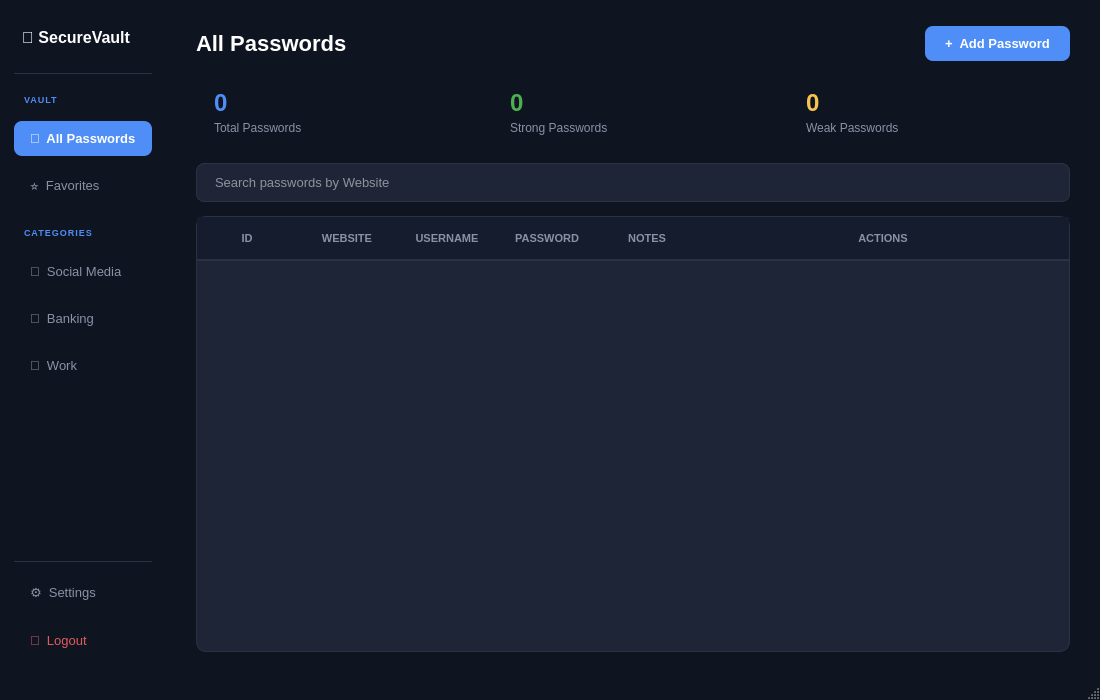
Above: HashVault/HashVault.ui from Sanketpatil27/HashVault before the change. Below: the same form after it.
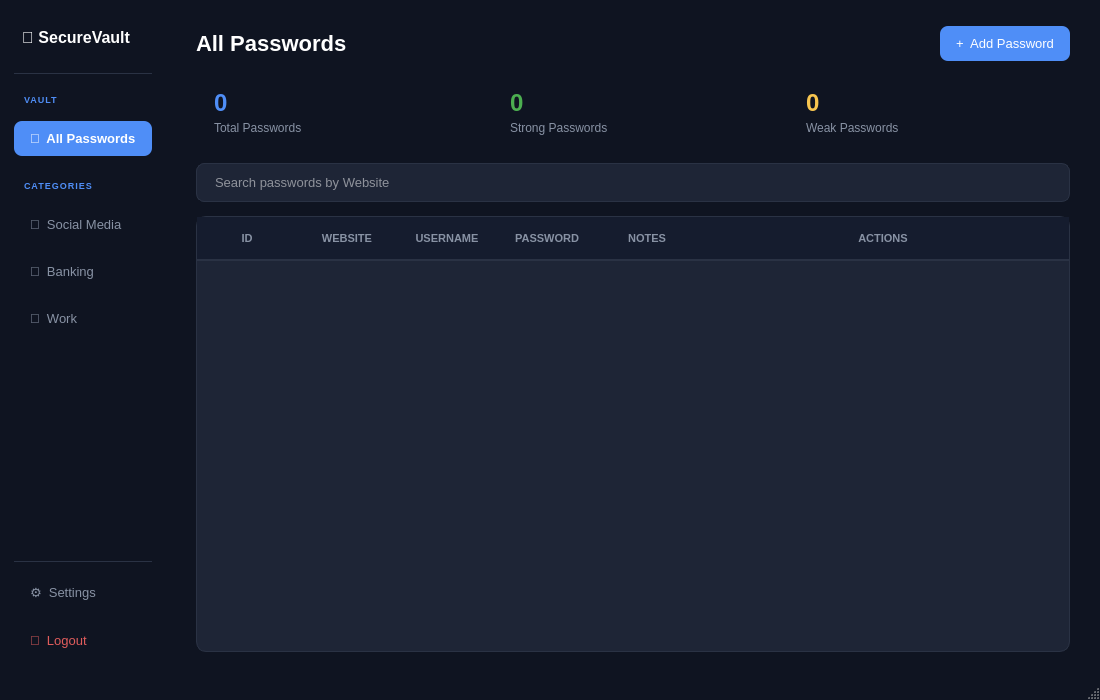
That is the form after the change. The open tabs and pages were chosen to show the change.

```diff
--- a/HashVault/HashVault.ui
+++ b/HashVault/HashVault.ui
@@ -30,6 +30,7 @@
             font-family: &quot;Segoe UI&quot;;
             padding: 10px 16px;
         }
+        
 
         QPushButton:hover {
             background-color: #3A7BD5;
@@ -63,9 +64,6 @@
             background: transparent;
         }
 
-        
-
-
         QScrollBar:vertical {
             background: #1A1F2E;
             width: 6px;
@@ -93,6 +91,392 @@
         QScrollBar::add-line:horizontal, QScrollBar::sub-line:horizontal {
             width: 0px;
         }
+
+        QLineEdit {
+            background-color: #1E2536; color: #FFFFFF;
+            border: 1px solid #2A3244; border-radius: 8px;
+            padding: 12px 16px; font-size: 14px; font-family: &quot;Segoe UI&quot;;
+        }
+        QLineEdit:focus { border: 1px solid #4F8EF7; background-color: #222B40; }
+
+
+        <!-- register page css -->
+        QPushButton#registerRedirectBtn {
+            background: transparent;
+            color: #4F8EF7;
+            border: none;
+            font-size: 12px;
+            font-family: &quot;Segoe UI&quot;;
+        }
+
+        QPushButton#registerRedirectBtn:hover {
+            color: #7DB2FF;
+        }
+
+        
+        QWidget#registerPage {
+            background-color: #0F1421;
+        }
+
+        QFrame#registerCard {
+            background-color: #1A2235;
+            border-radius: 18px;
+            border: 1px solid #2A3244;
+        }
+
+        QLabel#registerTitle {
+            color: white;
+            font-size: 24px;
+            font-weight: bold;
+            font-family: &quot;Segoe UI&quot;;
+        }
+
+        QLabel#registerSubtitle {
+            color: #AAB3C5;
+            font-size: 12px;
+            font-family: &quot;Segoe UI&quot;;
+        }
+
+        QPushButton#registerBtn {
+            background-color: #4F8EF7;
+            color: white;
+            border: none;
+            border-radius: 10px;
+            padding: 12px;
+            font-size: 14px;
+            font-weight: bold;
+            font-family: &quot;Segoe UI&quot;;
+        }
+
+        QPushButton#registerBtn:hover {
+            background-color: #3A7BD5;
+        }
+
+        QPushButton#registerBtn:pressed {
+            background-color: #2E6BC4;
+        }
+
+        QPushButton#loginRedirectBtn {
+            background: transparent;
+            color: #4F8EF7;
+            border: none;
+            font-size: 12px;
+            font-family: &quot;Segoe UI&quot;;
+        }
+
+        QPushButton#loginRedirectBtn:hover {
+            color: #7DB2FF;
+        }
+
+        QCheckBox {
+            color: #C0C8D8;
+            font-size: 12px;
+            font-family: &quot;Segoe UI&quot;;
+        }
+
+        QPushButton#registerRedirectBtn {
+        background: transparent;
+        color: #4F8EF7;
+        border: none;
+        font-size: 12px;
+        font-family: &quot;
+        Segoe UI&quot;
+        ;
+    }
+
+    QPushButton#registerRedirectBtn:hover {
+        color: #7DB2FF;
+    }
+
+    QPushButton#navAllPasswords {
+        background-color: #4F8EF7;
+        color: #FFFFFF;
+        border: none;
+        border-radius: 8px;
+        font-size: 13px;
+        font-weight: bold;
+        font-family: &quot;
+        Segoe UI&quot;
+        ;
+        text-align: left;
+        padding-left: 16px;
+    }
+
+    QPushButton#navAllPasswords:hover {
+        background-color: #3A7BD5;
+    }
+
+    QPushButton#navSocial {
+        background-color: transparent;
+        color: #8892A4;
+        border: none;
+        border-radius: 8px;
+        font-size: 13px;
+        font-family: &quot;
+        Segoe UI&quot;
+        ;
+        text-align: left;
+        padding-left: 16px;
+    }
+
+    QPushButton#navSocial:hover {
+        background-color: #1E2536;
+        color: #FFFFFF;
+    }
+
+    QPushButton#navBanking {
+        background-color: transparent;
+        color: #8892A4;
+        border: none;
+        border-radius: 8px;
+        font-size: 13px;
+        font-family: &quot;
+        Segoe UI&quot;
+        ;
+        text-align: left;
+        padding-left: 16px;
+    }
+
+    QPushButton#navBanking:hover {
+        background-color: #1E2536;
+        color: #FFFFFF;
+    }
+
+    QPushButton#navWork {
+        background-color: transparent;
+        color: #8892A4;
+        border: none;
+        border-radius: 8px;
+        font-size: 13px;
+        font-family: &quot;
+        Segoe UI&quot;
+        ;
+        text-align: left;
+        padding-left: 16px;
+    }
+
+    QPushButton#navWork:hover {
+        background-color: #1E2536;
+        color: #FFFFFF;
+    }
+
+    QPushButton#navSettings {
+        background-color: transparent;
+        color: #8892A4;
+        border: none;
+        border-radius: 8px;
+        font-size: 13px;
+        font-family: &quot;
+        Segoe UI&quot;
+        ;
+        text-align: left;
+        padding-left: 16px;
+    }
+
+    QPushButton#navSettings:hover {
+        background-color: #1E2536;
+        color: #FFFFFF;
+    }
+
+    QPushButton#navLogout {
+        background-color: transparent;
+        color: #E05C5C;
+        border: none;
+        border-radius: 8px;
+        font-size: 13px;
+        font-family: &quot;
+        Segoe UI&quot;
+        ;
+        text-align: left;
+        padding-left: 16px;
+    }
+
+    QPushButton#navLogout:hover {
+        background-color: #2D1F1F;
+        color: #FF6B6B;
+    }
+
+    QLineEdit#searchInput {
+        background-color: #1E2536;
+        color: #FFFFFF;
+        border: 1px solid #2A3244;
+        border-radius: 8px;
+        padding: 10px 16px;
+        font-size: 13px;
+        font-family: &quot;
+        Segoe UI&quot;
+        ;
+    }
+
+    QLineEdit#searchInput:focus {
+        border: 1px solid #4F8EF7;
+    }
+
+    QTableWidget {
+        background-color: #1E2536;
+        color: #FFFFFF;
+        border: 1px solid #2A3244;
+        border-radius: 10px;
+        gridline-color: #2A3244;
+        font-family: &quot;
+        Segoe UI&quot;
+        ;
+        font-size: 13px;
+        outline: none;
+    }
+
+    QTableWidget::item {
+        padding: 12px 16px;
+        border-bottom: 1px solid #2A3244;
+    }
+
+    QTableWidget::item:selected {
+        background-color: rgba(79, 142, 247, 0.18);
+        color: #FFFFFF;
+    }
+
+    QHeaderView::section {
+        background-color: #151C2E;
+        color: #8892A4;
+        padding: 12px 16px;
+        border: none;
+        border-bottom: 2px solid #2A3244;
+        font-weight: bold;
+        font-size: 11px;
+        font-family: &quot;
+        Segoe UI&quot;
+        ;
+    }
+
+    QLineEdit#websiteInput {
+        background-color: #252D40;
+        color: #FFFFFF;
+        border: 1px solid #2A3244;
+        border-radius: 8px;
+        padding: 10px 14px;
+        font-size: 13px;
+        font-family: &quot;
+        Segoe UI&quot;
+        ;
+    }
+
+    QLineEdit#websiteInput:focus {
+        border: 1px solid #4F8EF7;
+    }
+
+    QLineEdit#usernameFormInput {
+        background-color: #252D40;
+        color: #FFFFFF;
+        border: 1px solid #2A3244;
+        border-radius: 8px;
+        padding: 10px 14px;
+        font-size: 13px;
+        font-family: &quot;
+        Segoe UI&quot;
+        ;
+    }
+
+    QLineEdit#usernameFormInput:focus {
+        border: 1px solid #4F8EF7;
+    }
+
+    QLineEdit#passwordFormInput {
+        background-color: #252D40;
+        color: #FFFFFF;
+        border: 1px solid #2A3244;
+        border-radius: 8px;
+        padding: 10px 14px;
+        font-size: 13px;
+        font-family: &quot;
+        Segoe UI&quot;
+        ;
+    }
+
+    QLineEdit#passwordFormInput:focus {
+        border: 1px solid #4F8EF7;
+    }
+
+    QTextEdit#notesInput {
+        background-color: #252D40;
+        color: #FFFFFF;
+        border: 1px solid #2A3244;
+        border-radius: 8px;
+        padding: 10px 14px;
+        font-size: 13px;
+        font-family: &quot;
+        Segoe UI&quot;
+        ;
+    }
+
+    QTextEdit#notesInput:focus {
+        border: 1px solid #4F8EF7;
+    }
+
+    QPushButton#cancelAddBtn {
+        background-color: transparent;
+        color: #8892A4;
+        border: 1px solid #3A4255;
+        border-radius: 8px;
+        font-size: 14px;
+        font-family: &quot;
+        Segoe UI&quot;
+        ;
+    }
+
+    QPushButton#cancelAddBtn:hover {
+        background-color: #252D40;
+        color: #FFFFFF;
+        border-color: #4A5568;
+    }
+
+    PushButton#savePasswordBtn {
+        background-color: #4F8EF7;
+        color: #FFFFFF;
+        border: none;
+        border-radius: 8px;
+        font-size: 14px;
+        font-weight: bold;
+        font-family: &quot;
+        Segoe UI&quot;
+        ;
+    }
+
+    QPushButton#savePasswordBtn:hover {
+        background-color: #3A7BD5;
+    }
+
+    QPushButton#savePasswordBtn:pressed {
+        background-color: #2E6BC4;
+    }
+
+    QCheckBox#autoLockCheckBox::indicator {
+        width: 20px;
+        height: 20px;
+        border: 2px solid #3A4255;
+        border-radius: 4px;
+        background-color: #252D40;
+    }
+
+    QCheckBox#autoLockCheckBox::indicator:checked {
+        background-color: #4F8EF7;
+        border-color: #4F8EF7;
+    }
+
+    QPushButton#changeMasterPwdBtn {
+        background-color: transparent;
+        color: #4F8EF7;
+        border: 1px solid #4F8EF7;
+        border-radius: 8px;
+        font-size: 13px;
+        font-family: &quot;
+        Segoe UI&quot;
+        ;
+    }
+
+    QPushButton#changeMasterPwdBtn:hover {
+        background-color: rgba(79, 142, 247, 0.12);
+    }
+        
    </string>
   </property>
   <widget class="QWidget" name="centralWidget">
@@ -634,23 +1018,6 @@
             </property>
            </widget>
           </item>
-          <item>
-           <widget class="QPushButton" name="navFavorites">
-            <property name="styleSheet">
-             <string notr="true">
-                QPushButton {
-                    background-color: transparent; color: #8892A4; border: none;
-                    border-radius: 8px; font-size: 13px; font-family: &quot;Segoe UI&quot;;
-                    text-align: left; padding-left: 16px;
-                }
-                QPushButton:hover { background-color: #1E2536; color: #FFFFFF; }
-              </string>
-            </property>
-            <property name="text">
-             <string>⭐  Favorites</string>
-            </property>
-           </widget>
-          </item>
           <item>
            <widget class="QLabel" name="sidebarCatLabel">
             <property name="styleSheet">
@@ -666,16 +1033,6 @@
           </item>
           <item>
            <widget class="QPushButton" name="navSocial">
-            <property name="styleSheet">
-             <string notr="true">
-                QPushButton {
-                    background-color: transparent; color: #8892A4; border: none;
-                    border-radius: 8px; font-size: 13px; font-family: &quot;Segoe UI&quot;;
-                    text-align: left; padding-left: 16px;
-                }
-                QPushButton:hover { background-color: #1E2536; color: #FFFFFF; }
-              </string>
-            </property>
             <property name="text">
              <string>👥  Social Media</string>
             </property>
@@ -683,16 +1040,6 @@
           </item>
           <item>
            <widget class="QPushButton" name="navBanking">
-            <property name="styleSheet">
-             <string notr="true">
-                QPushButton {
-                    background-color: transparent; color: #8892A4; border: none;
-                    border-radius: 8px; font-size: 13px; font-family: &quot;Segoe UI&quot;;
-                    text-align: left; padding-left: 16px;
-                }
-                QPushButton:hover { background-color: #1E2536; color: #FFFFFF; }
-              </string>
-            </property>
             <property name="text">
              <string>🏢  Banking</string>
             </property>
@@ -700,16 +1047,6 @@
           </item>
           <item>
            <widget class="QPushButton" name="navWork">
-            <property name="styleSheet">
-             <string notr="true">
-                QPushButton {
-                    background-color: transparent; color: #8892A4; border: none;
-                    border-radius: 8px; font-size: 13px; font-family: &quot;Segoe UI&quot;;
-                    text-align: left; padding-left: 16px;
-                }
-                QPushButton:hover { background-color: #1E2536; color: #FFFFFF; }
-              </string>
-            </property>
             <property name="text">
              <string>💼  Work</string>
             </property>
@@ -824,17 +1161,6 @@
             </item>
             <item>
              <widget class="QPushButton" name="addPasswordBtn">
-              <property name="styleSheet">
-               <string notr="true">
-                    QPushButton {
-                        background-color: #4F8EF7; color: #FFFFFF; border: none;
-                        border-radius: 8px; font-size: 13px; font-weight: bold;
-                        font-family: &quot;Segoe UI&quot;; padding: 10px 20px;
-                    }
-                    QPushButton:hover { background-color: #3A7BD5; }
-                    QPushButton:pressed { background-color: #2E6BC4; }
-                </string>
-              </property>
               <property name="text">
                <string>+  Add Password</string>
               </property>
```
Left out of the diff: 361 changed lines with no effect on the pictures.
